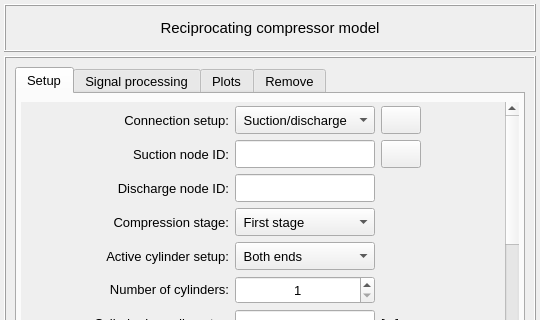
First picture: the form in pulse/interface/data/ui_files/model/setup/acoustic/compressor_model_input.ui, repository open-pulse/OpenPulse, before the edit; both pictures show x 0 to 540 and y 0 to 320 of the 540 by 500 pixel window.
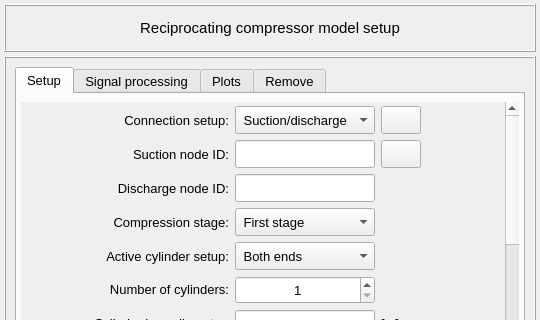
Second picture: the form after the edit. Icons and pictures are not drawn.

Commit message: Adds a cancel button on the acoustic model window inputs

```diff
--- a/pulse/interface/data/ui_files/model/setup/acoustic/compressor_model_input.ui
+++ b/pulse/interface/data/ui_files/model/setup/acoustic/compressor_model_input.ui
@@ -106,7 +106,7 @@
          <enum>QFrame::NoFrame</enum>
         </property>
         <property name="text">
-         <string>Reciprocating compressor model</string>
+         <string>Reciprocating compressor model setup</string>
         </property>
         <property name="textFormat">
          <enum>Qt::AutoText</enum>
```
The commit also changes 10 other files.
